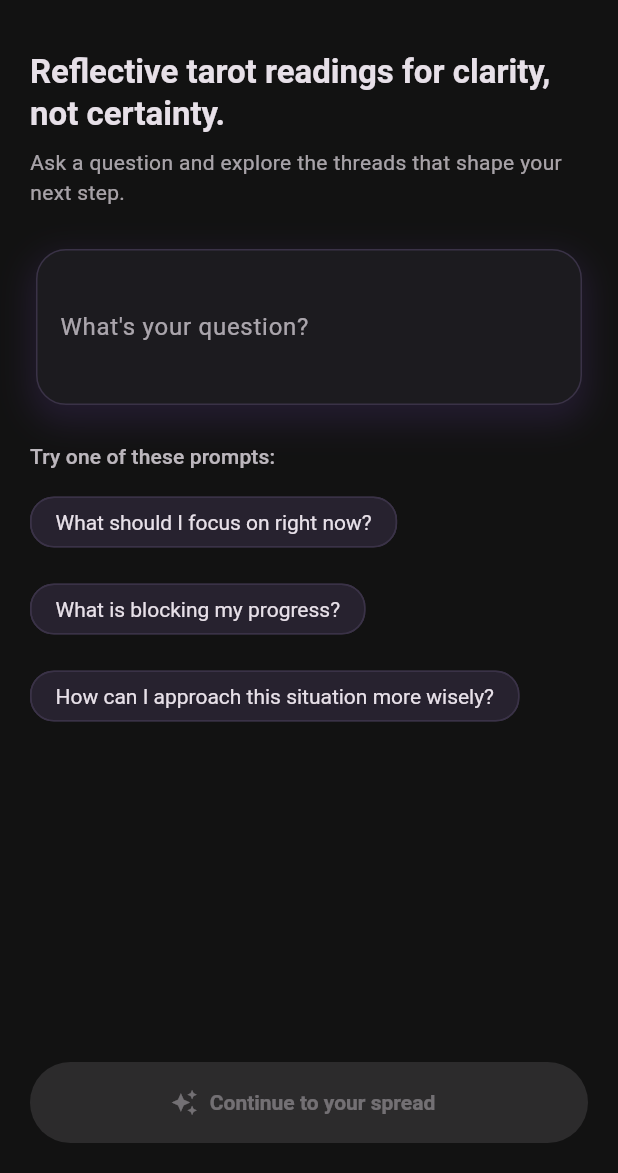
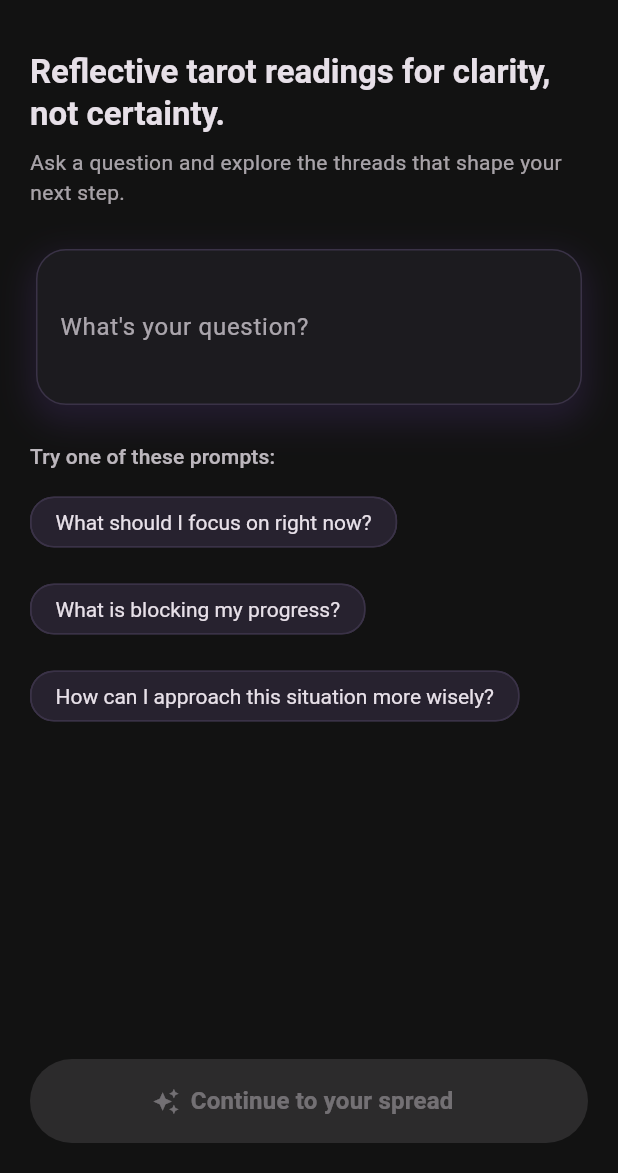
Before and after one commit to artemovbasil-oss/basil-arcana, a Flutter app: the screen it shows after launch, on a phone screen of 412 x 824 dp, the part 63-1236 px from its top. Run offline on Flutter 3.47's test engine with Material 3 defaults, Android fonts, the phone set to English and light mode, and no system bars; our stand-ins replace flutter_riverpod, hive, hive_flutter, share_plus; accounts and stored records are empty.

Commit message:
Fix network permissions and CTA layout

```diff
--- a/basil_arcana/app_flutter/lib/features/home/home_screen.dart
+++ b/basil_arcana/app_flutter/lib/features/home/home_screen.dart
@@ -51,15 +51,8 @@ class _HomeScreenState extends ConsumerState<HomeScreen> {
         ],
       ),
       body: SafeArea(
-        child: AnimatedPadding(
-          duration: const Duration(milliseconds: 200),
-          curve: Curves.easeOut,
-          padding: EdgeInsets.only(bottom: MediaQuery.of(context).viewInsets.bottom),
-          child: Column(
-            children: [
-              Expanded(
         child: SingleChildScrollView(
-                  padding: const EdgeInsets.fromLTRB(20, 20, 20, 12),
+          padding: const EdgeInsets.fromLTRB(20, 20, 20, 24),
           child: Column(
             crossAxisAlignment: CrossAxisAlignment.start,
             children: [
@@ -131,11 +124,23 @@ class _HomeScreenState extends ConsumerState<HomeScreen> {
           ),
         ),
       ),
-              Padding(
-                padding: const EdgeInsets.fromLTRB(20, 8, 20, 20),
+      bottomNavigationBar: AnimatedPadding(
+        duration: const Duration(milliseconds: 250),
+        curve: Curves.easeOut,
+        padding: EdgeInsets.only(bottom: MediaQuery.of(context).viewInsets.bottom),
+        child: SafeArea(
+          top: false,
+          minimum: const EdgeInsets.fromLTRB(20, 8, 20, 20),
           child: SizedBox(
+            height: 56,
             width: double.infinity,
             child: ElevatedButton.icon(
+              style: ElevatedButton.styleFrom(
+                backgroundColor: colorScheme.primary,
+                foregroundColor: colorScheme.onPrimary,
+                shape: const StadiumBorder(),
+                textStyle: Theme.of(context).textTheme.titleMedium,
+              ),
               icon: const Icon(Icons.auto_awesome),
               onPressed: state.question.trim().isEmpty
                   ? null
@@ -151,9 +156,6 @@ class _HomeScreenState extends ConsumerState<HomeScreen> {
             ),
           ),
         ),
-            ],
-          ),
-        ),
       ),
     );
   }
```
Also changed, not shown: 1 other file. Lines whose indentation alone changed are shown as unchanged.
